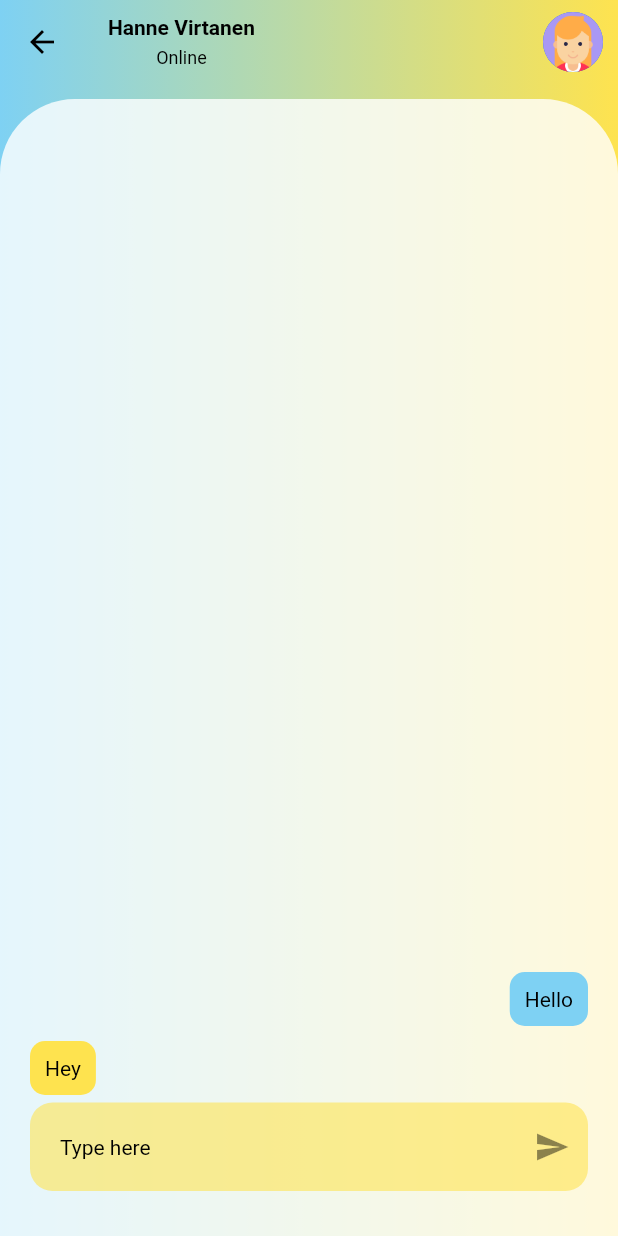
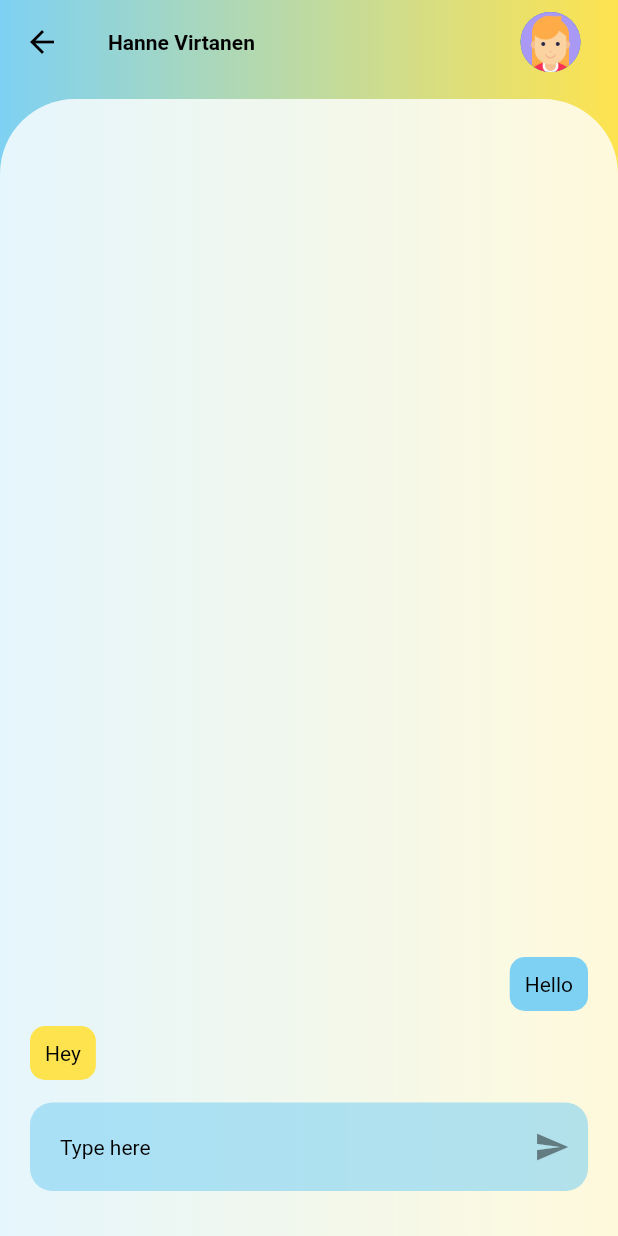
Before and after one commit to salcc/Junction-2022, a Flutter app: the SocialScreen screen opened by its route, after a tap on an icon or button, on a phone screen of 412 x 824 dp. Run offline on Flutter 3.47's test engine with Material 2 defaults, Android fonts, the phone set to English and light mode, and no system bars; our stand-ins replace fl_chart, get.

Commit message:
Aesthetic knits

```diff
--- a/flutter_demo/lib/screens/chat_screen.dart
+++ b/flutter_demo/lib/screens/chat_screen.dart
@@ -77,6 +77,7 @@ class _ChatScreenState extends State<ChatScreen> {
                                         Theme.of(context).textTheme.bodyMedium),
                               ));
                         })),
+                const SizedBox(height: 10),
                 TextFormField(
                     controller: textEditingController,
                     onChanged: (value) {
@@ -88,7 +89,7 @@ class _ChatScreenState extends State<ChatScreen> {
                         filled: true,
                         fillColor: Theme.of(context)
                             .colorScheme
-                            .secondary
+                            .primary
                             .withAlpha(150),
                         hintText: 'Type here',
                         hintStyle: Theme.of(context).textTheme.bodyMedium,
@@ -146,18 +147,13 @@ class _CustomAppBar extends StatelessWidget with PreferredSizeWidget {
                   .textTheme
                   .bodyLarge!
                   .copyWith(fontWeight: FontWeight.bold),
-            ),
-            const SizedBox(height: 5),
-            Text(
-              'Online',
-              style: Theme.of(context).textTheme.bodySmall,
             )
           ],
         ),
         elevation: 0,
         actions: [
           Container(
-              margin: const EdgeInsets.only(right: 10),
+              margin: const EdgeInsets.only(right: 25),
               child: CircleAvatar(
                 backgroundImage: AssetImage(user.imagePath),
               ))
--- a/flutter_demo/lib/screens/profile_screen.dart
+++ b/flutter_demo/lib/screens/profile_screen.dart
@@ -1,11 +1,7 @@
 import 'package:flutter/material.dart';
-import 'package:get/get.dart';
 
-import '../models/chat_model.dart';
-import '../models/message_model.dart';
 import '../models/user_model.dart';
 import '../widgets/bottom_bar.dart';
-import '../widgets/main_container.dart';
 import '../widgets/mood_chart.dart';
 
 class ProfileScreen extends StatelessWidget {
@@ -39,7 +35,7 @@ class ProfileScreen extends StatelessWidget {
         //   elevation: 0,
         // ),
         body: Column(children: [
-          const SizedBox(height: 30),
+          const SizedBox(height: 25),
           _ProfileBar(height: height, width: width, user: users[0]),
           Expanded(
             child: Stack(
--- a/flutter_demo/lib/widgets/bottom_bar.dart
+++ b/flutter_demo/lib/widgets/bottom_bar.dart
@@ -24,7 +24,7 @@ class BottomBar extends StatelessWidget {
               )
             ],
             borderRadius: BorderRadius.circular(15),
-            color: Theme.of(context).colorScheme.primary.withAlpha(200)),
+            color: Theme.of(context).colorScheme.primary.withAlpha(255)),
         child: Row(
           mainAxisAlignment: MainAxisAlignment.center,
           mainAxisSize: MainAxisSize.min,
```
